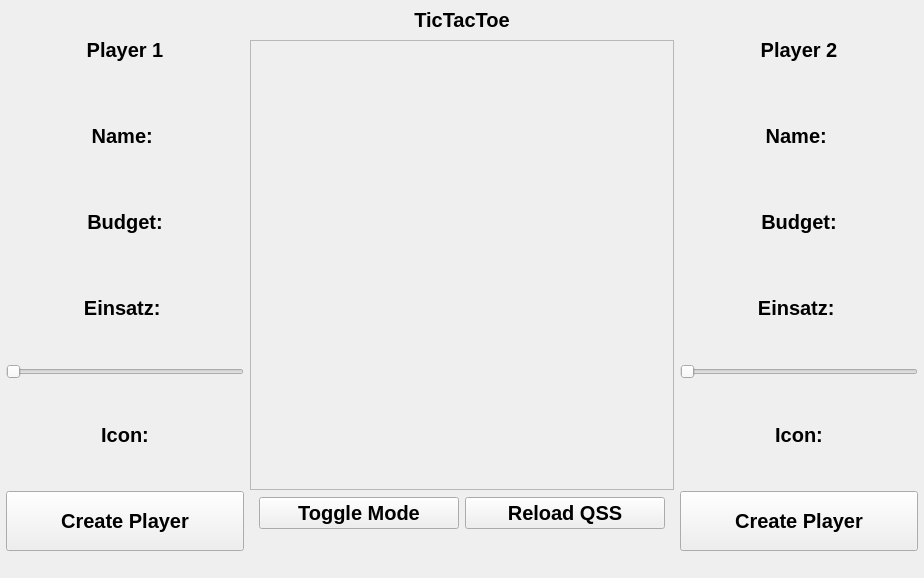
HausMeister008/TikTakToeWithDavid, file uiFiles/mainWindow.ui: the form before one commit.
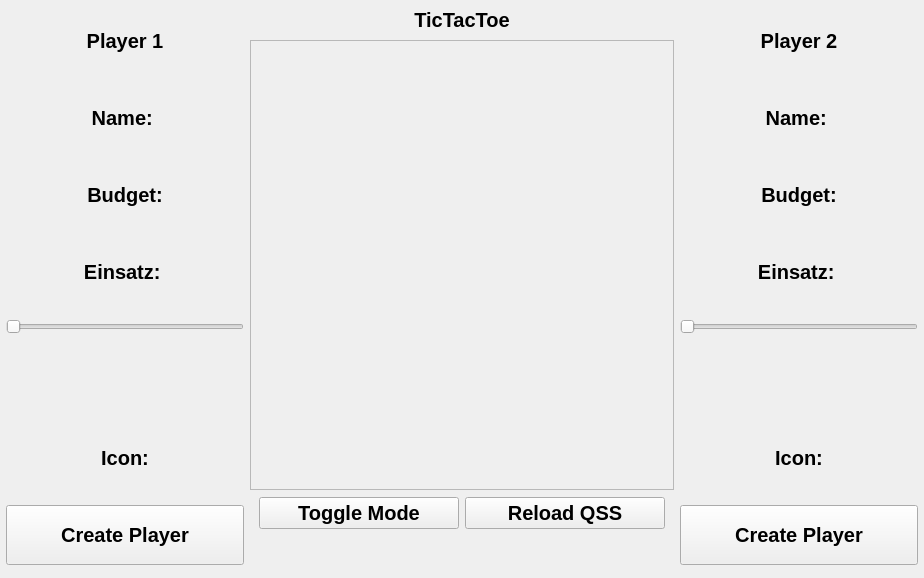
The form after the commit.

What changed in the file:
```diff
--- a/uiFiles/mainWindow.ui
+++ b/uiFiles/mainWindow.ui
@@ -206,6 +206,34 @@
            </property>
           </widget>
          </item>
+         <item>
+          <widget class="QLabel" name="lp_player1_sl_value">
+           <property name="sizePolicy">
+            <sizepolicy hsizetype="Preferred" vsizetype="MinimumExpanding">
+             <horstretch>0</horstretch>
+             <verstretch>0</verstretch>
+            </sizepolicy>
+           </property>
+           <property name="minimumSize">
+            <size>
+             <width>0</width>
+             <height>40</height>
+            </size>
+           </property>
+           <property name="maximumSize">
+            <size>
+             <width>16777215</width>
+             <height>60</height>
+            </size>
+           </property>
+           <property name="text">
+            <string/>
+           </property>
+           <property name="alignment">
+            <set>Qt::AlignCenter</set>
+           </property>
+          </widget>
+         </item>
          <item>
           <widget class="QLabel" name="lb_Player1_icon">
            <property name="sizePolicy">
@@ -552,6 +580,34 @@
            </property>
           </widget>
          </item>
+         <item>
+          <widget class="QLabel" name="lp_player2_sl_value">
+           <property name="sizePolicy">
+            <sizepolicy hsizetype="Preferred" vsizetype="MinimumExpanding">
+             <horstretch>0</horstretch>
+             <verstretch>0</verstretch>
+            </sizepolicy>
+           </property>
+           <property name="minimumSize">
+            <size>
+             <width>0</width>
+             <height>40</height>
+            </size>
+           </property>
+           <property name="maximumSize">
+            <size>
+             <width>16777215</width>
+             <height>60</height>
+            </size>
+           </property>
+           <property name="text">
+            <string/>
+           </property>
+           <property name="alignment">
+            <set>Qt::AlignCenter</set>
+           </property>
+          </widget>
+         </item>
          <item>
           <widget class="QLabel" name="lb_Player2_icon">
            <property name="sizePolicy">
```
